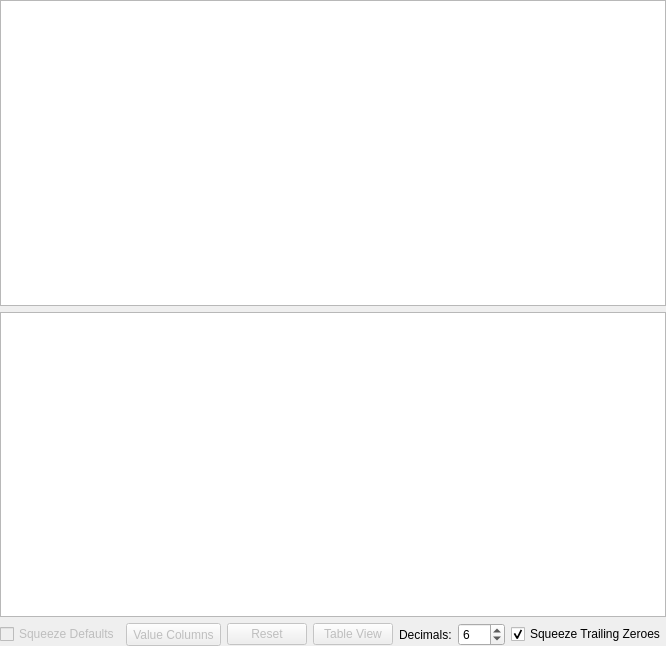
This is src/gdxviewer/gdxsymbolview.ui in GAMS-dev/studio as Qt 5 draws it before an edit. The edited form follows.
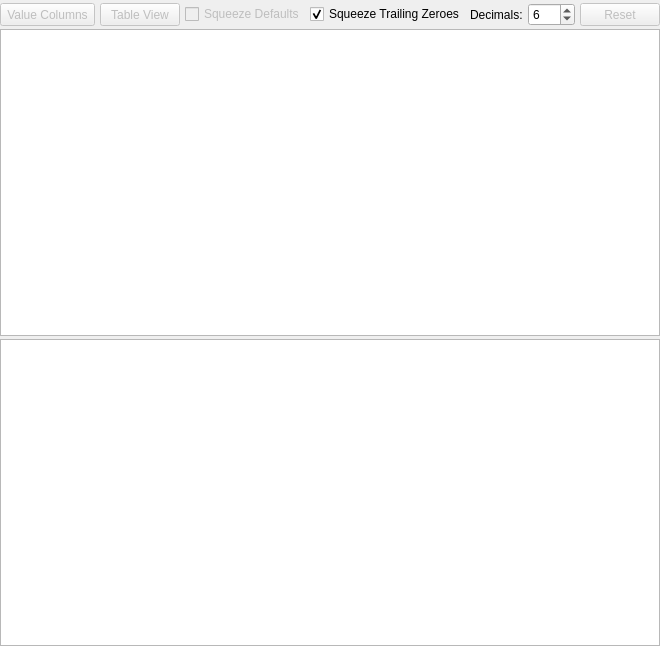
This is the edited form.

Commit message: improved gdx layout, moved buttons/fields to top, pixel matching, fixed #819, fixed #1026

Patch:
```diff
--- a/src/gdxviewer/gdxsymbolview.ui
+++ b/src/gdxviewer/gdxsymbolview.ui
@@ -15,13 +15,13 @@
   </property>
   <layout class="QVBoxLayout" name="verticalLayout">
    <property name="spacing">
-    <number>6</number>
+    <number>3</number>
    </property>
    <property name="leftMargin">
     <number>0</number>
    </property>
    <property name="topMargin">
-    <number>0</number>
+    <number>3</number>
    </property>
    <property name="rightMargin">
     <number>0</number>
@@ -29,93 +29,18 @@
    <property name="bottomMargin">
     <number>0</number>
    </property>
-   <item>
-    <widget class="QTableView" name="tvListView">
-     <property name="sizePolicy">
-      <sizepolicy hsizetype="Expanding" vsizetype="Expanding">
-       <horstretch>0</horstretch>
-       <verstretch>0</verstretch>
-      </sizepolicy>
-     </property>
-     <property name="tabKeyNavigation">
-      <bool>false</bool>
-     </property>
-     <property name="alternatingRowColors">
-      <bool>true</bool>
-     </property>
-     <property name="selectionMode">
-      <enum>QAbstractItemView::ContiguousSelection</enum>
-     </property>
-     <property name="selectionBehavior">
-      <enum>QAbstractItemView::SelectItems</enum>
-     </property>
-     <property name="verticalScrollMode">
-      <enum>QAbstractItemView::ScrollPerItem</enum>
-     </property>
-     <property name="horizontalScrollMode">
-      <enum>QAbstractItemView::ScrollPerItem</enum>
-     </property>
-     <property name="wordWrap">
-      <bool>false</bool>
-     </property>
-     <attribute name="verticalHeaderVisible">
-      <bool>false</bool>
-     </attribute>
-     <attribute name="verticalHeaderDefaultSectionSize">
-      <number>22</number>
-     </attribute>
-    </widget>
-   </item>
-   <item>
-    <widget class="QTableView" name="tvTableView">
-     <property name="tabKeyNavigation">
-      <bool>false</bool>
-     </property>
-     <property name="alternatingRowColors">
-      <bool>true</bool>
-     </property>
-     <property name="selectionMode">
-      <enum>QAbstractItemView::ContiguousSelection</enum>
-     </property>
-     <property name="verticalScrollMode">
-      <enum>QAbstractItemView::ScrollPerItem</enum>
-     </property>
-     <property name="horizontalScrollMode">
-      <enum>QAbstractItemView::ScrollPerItem</enum>
-     </property>
-     <property name="wordWrap">
-      <bool>false</bool>
-     </property>
-     <attribute name="verticalHeaderDefaultSectionSize">
-      <number>22</number>
-     </attribute>
-    </widget>
-   </item>
    <item>
     <layout class="QHBoxLayout" name="horizontalLayout">
      <property name="spacing">
-      <number>6</number>
+      <number>5</number>
      </property>
-     <item>
-      <widget class="QCheckBox" name="cbSqueezeDefaults">
-       <property name="enabled">
-        <bool>false</bool>
-       </property>
-       <property name="toolTip">
-        <string>Hide default values</string>
-       </property>
-       <property name="text">
-        <string>Squeeze Defaults</string>
-       </property>
-      </widget>
-     </item>
      <item>
       <widget class="QToolButton" name="tbVisibleValCols">
        <property name="enabled">
         <bool>false</bool>
        </property>
        <property name="sizePolicy">
-        <sizepolicy hsizetype="Preferred" vsizetype="Preferred">
+        <sizepolicy hsizetype="Preferred" vsizetype="Minimum">
          <horstretch>0</horstretch>
          <verstretch>0</verstretch>
         </sizepolicy>
@@ -143,24 +68,17 @@
        </property>
       </widget>
      </item>
-     <item>
-      <widget class="QPushButton" name="pbResetSortFilter">
-       <property name="enabled">
-        <bool>false</bool>
-       </property>
-       <property name="toolTip">
-        <string>Reset symbol view to default</string>
-       </property>
-       <property name="text">
-        <string>Reset</string>
-       </property>
-      </widget>
-     </item>
      <item>
       <widget class="QPushButton" name="pbToggleView">
        <property name="enabled">
         <bool>false</bool>
        </property>
+       <property name="sizePolicy">
+        <sizepolicy hsizetype="Minimum" vsizetype="Preferred">
+         <horstretch>0</horstretch>
+         <verstretch>0</verstretch>
+        </sizepolicy>
+       </property>
        <property name="toolTip">
         <string>Toggle between List View and Table View</string>
        </property>
@@ -169,6 +87,45 @@
        </property>
       </widget>
      </item>
+     <item>
+      <spacer name="horizontalSpacer_2">
+       <property name="orientation">
+        <enum>Qt::Horizontal</enum>
+       </property>
+       <property name="sizeHint" stdset="0">
+        <size>
+         <width>40</width>
+         <height>20</height>
+        </size>
+       </property>
+      </spacer>
+     </item>
+     <item>
+      <widget class="QCheckBox" name="cbSqueezeDefaults">
+       <property name="enabled">
+        <bool>false</bool>
+       </property>
+       <property name="toolTip">
+        <string>Hide default values</string>
+       </property>
+       <property name="text">
+        <string>Squeeze Defaults</string>
+       </property>
+      </widget>
+     </item>
+     <item>
+      <widget class="QCheckBox" name="cbSqueezeZeroes">
+       <property name="toolTip">
+        <string>Remove trailing zeroes</string>
+       </property>
+       <property name="text">
+        <string>Squeeze Trailing Zeroes</string>
+       </property>
+       <property name="checked">
+        <bool>true</bool>
+       </property>
+      </widget>
+     </item>
      <item>
       <widget class="QLabel" name="label">
        <property name="text">
@@ -198,19 +155,6 @@
        </property>
       </widget>
      </item>
-     <item>
-      <widget class="QCheckBox" name="cbSqueezeZeroes">
-       <property name="toolTip">
-        <string>Remove trailing zeroes</string>
-       </property>
-       <property name="text">
-        <string>Squeeze Trailing Zeroes</string>
-       </property>
-       <property name="checked">
-        <bool>true</bool>
-       </property>
-      </widget>
-     </item>
      <item>
       <spacer name="horizontalSpacer">
        <property name="orientation">
@@ -224,8 +168,89 @@
        </property>
       </spacer>
      </item>
+     <item>
+      <widget class="QPushButton" name="pbResetSortFilter">
+       <property name="enabled">
+        <bool>false</bool>
+       </property>
+       <property name="sizePolicy">
+        <sizepolicy hsizetype="Minimum" vsizetype="Preferred">
+         <horstretch>0</horstretch>
+         <verstretch>0</verstretch>
+        </sizepolicy>
+       </property>
+       <property name="toolTip">
+        <string>Reset symbol view to default</string>
+       </property>
+       <property name="text">
+        <string>Reset</string>
+       </property>
+      </widget>
+     </item>
     </layout>
    </item>
+   <item>
+    <widget class="QTableView" name="tvListView">
+     <property name="sizePolicy">
+      <sizepolicy hsizetype="Expanding" vsizetype="Expanding">
+       <horstretch>0</horstretch>
+       <verstretch>0</verstretch>
+      </sizepolicy>
+     </property>
+     <property name="tabKeyNavigation">
+      <bool>false</bool>
+     </property>
+     <property name="alternatingRowColors">
+      <bool>true</bool>
+     </property>
+     <property name="selectionMode">
+      <enum>QAbstractItemView::ContiguousSelection</enum>
+     </property>
+     <property name="selectionBehavior">
+      <enum>QAbstractItemView::SelectItems</enum>
+     </property>
+     <property name="verticalScrollMode">
+      <enum>QAbstractItemView::ScrollPerItem</enum>
+     </property>
+     <property name="horizontalScrollMode">
+      <enum>QAbstractItemView::ScrollPerItem</enum>
+     </property>
+     <property name="wordWrap">
+      <bool>false</bool>
+     </property>
+     <attribute name="verticalHeaderVisible">
+      <bool>false</bool>
+     </attribute>
+     <attribute name="verticalHeaderDefaultSectionSize">
+      <number>31</number>
+     </attribute>
+    </widget>
+   </item>
+   <item>
+    <widget class="QTableView" name="tvTableView">
+     <property name="tabKeyNavigation">
+      <bool>false</bool>
+     </property>
+     <property name="alternatingRowColors">
+      <bool>true</bool>
+     </property>
+     <property name="selectionMode">
+      <enum>QAbstractItemView::ContiguousSelection</enum>
+     </property>
+     <property name="verticalScrollMode">
+      <enum>QAbstractItemView::ScrollPerItem</enum>
+     </property>
+     <property name="horizontalScrollMode">
+      <enum>QAbstractItemView::ScrollPerItem</enum>
+     </property>
+     <property name="wordWrap">
+      <bool>false</bool>
+     </property>
+     <attribute name="verticalHeaderDefaultSectionSize">
+      <number>31</number>
+     </attribute>
+    </widget>
+   </item>
   </layout>
  </widget>
  <resources/>
```
The commit also changes 1 other file.
